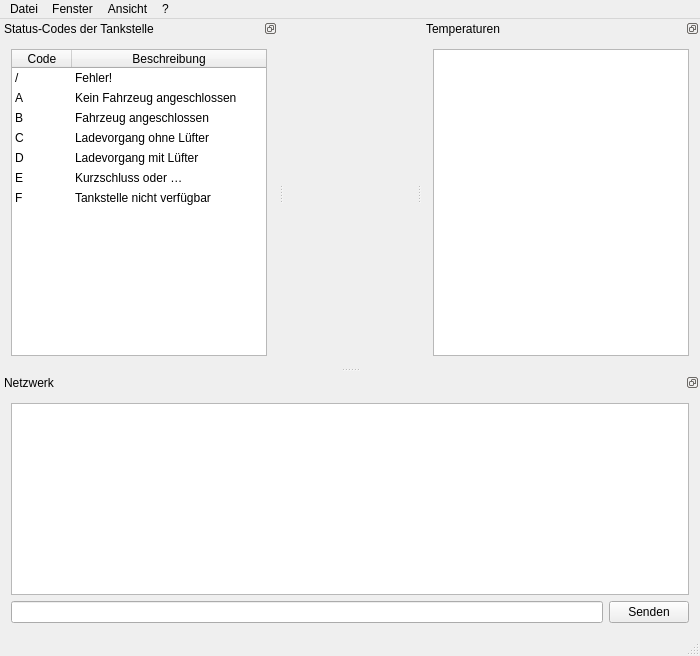
First picture: the form in Client/Desktop/EVSE/mainwindow.ui, repository agrippa1994/mobile_evse, before the edit.
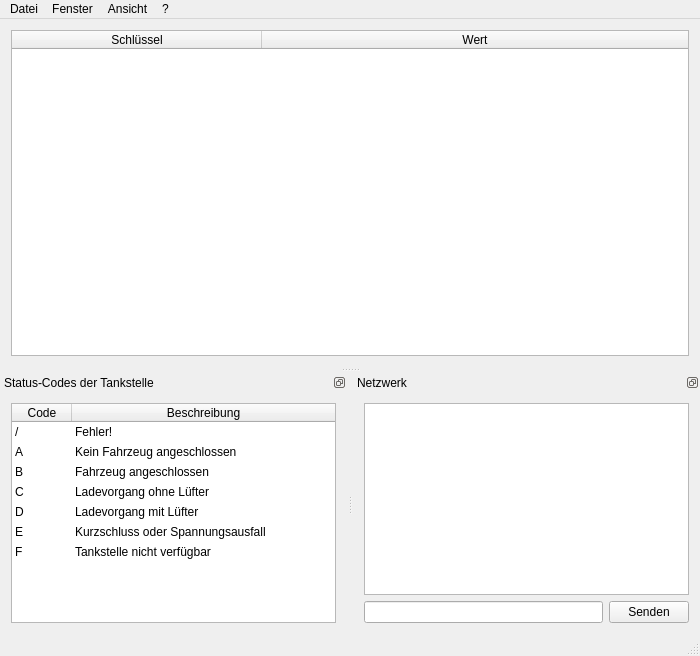
Second picture: the form after the edit.

Commit message: Daten werden schneller aktualisiert Überarbeitungen des GUIs

The edit to the form file:
```diff
--- a/Client/Desktop/EVSE/mainwindow.ui
+++ b/Client/Desktop/EVSE/mainwindow.ui
@@ -17,7 +17,55 @@
    <string notr="true"/>
   </property>
   <widget class="QWidget" name="centralWidget">
-   <layout class="QGridLayout" name="gridLayout_4"/>
+   <layout class="QGridLayout" name="gridLayout_4">
+    <item row="0" column="0">
+     <widget class="QTableWidget" name="mainTable">
+      <property name="editTriggers">
+       <set>QAbstractItemView::NoEditTriggers</set>
+      </property>
+      <property name="tabKeyNavigation">
+       <bool>false</bool>
+      </property>
+      <property name="showDropIndicator" stdset="0">
+       <bool>false</bool>
+      </property>
+      <property name="dragDropOverwriteMode">
+       <bool>false</bool>
+      </property>
+      <property name="selectionMode">
+       <enum>QAbstractItemView::NoSelection</enum>
+      </property>
+      <property name="selectionBehavior">
+       <enum>QAbstractItemView::SelectRows</enum>
+      </property>
+      <property name="sortingEnabled">
+       <bool>true</bool>
+      </property>
+      <attribute name="horizontalHeaderCascadingSectionResizes">
+       <bool>false</bool>
+      </attribute>
+      <attribute name="horizontalHeaderDefaultSectionSize">
+       <number>250</number>
+      </attribute>
+      <attribute name="horizontalHeaderStretchLastSection">
+       <bool>true</bool>
+      </attribute>
+      <attribute name="verticalHeaderVisible">
+       <bool>false</bool>
+      </attribute>
+      <column>
+       <property name="text">
+        <string>Schlüssel</string>
+       </property>
+      </column>
+      <column>
+       <property name="text">
+        <string>Wert</string>
+       </property>
+      </column>
+     </widget>
+    </item>
+   </layout>
   </widget>
   <widget class="QMenuBar" name="menuBar">
    <property name="geometry">
@@ -75,7 +123,7 @@
     <string>Status-Codes der Tankstelle</string>
    </property>
    <attribute name="dockWidgetArea">
-    <number>1</number>
+    <number>8</number>
    </attribute>
    <widget class="QWidget" name="dockWidgetContents">
     <layout class="QGridLayout" name="gridLayout">
@@ -255,27 +303,6 @@
     </layout>
    </widget>
   </widget>
-  <widget class="QDockWidget" name="temperatureDock">
-   <property name="features">
-    <set>QDockWidget::DockWidgetFloatable|QDockWidget::DockWidgetMovable</set>
-   </property>
-   <property name="allowedAreas">
-    <set>Qt::BottomDockWidgetArea|Qt::LeftDockWidgetArea|Qt::RightDockWidgetArea</set>
-   </property>
-   <property name="windowTitle">
-    <string>Temperaturen</string>
-   </property>
-   <attribute name="dockWidgetArea">
-    <number>2</number>
-   </attribute>
-   <widget class="QWidget" name="dockWidgetContents_2">
-    <layout class="QGridLayout" name="gridLayout_2">
-     <item row="0" column="0">
-      <widget class="QTableWidget" name="temperatureTable"/>
-     </item>
-    </layout>
-   </widget>
-  </widget>
   <widget class="QDockWidget" name="networkDock">
    <property name="features">
     <set>QDockWidget::DockWidgetFloatable|QDockWidget::DockWidgetMovable</set>
```
Left out of the diff: 36 changed lines with no effect on the pictures. The commit also changes 3 other files.
